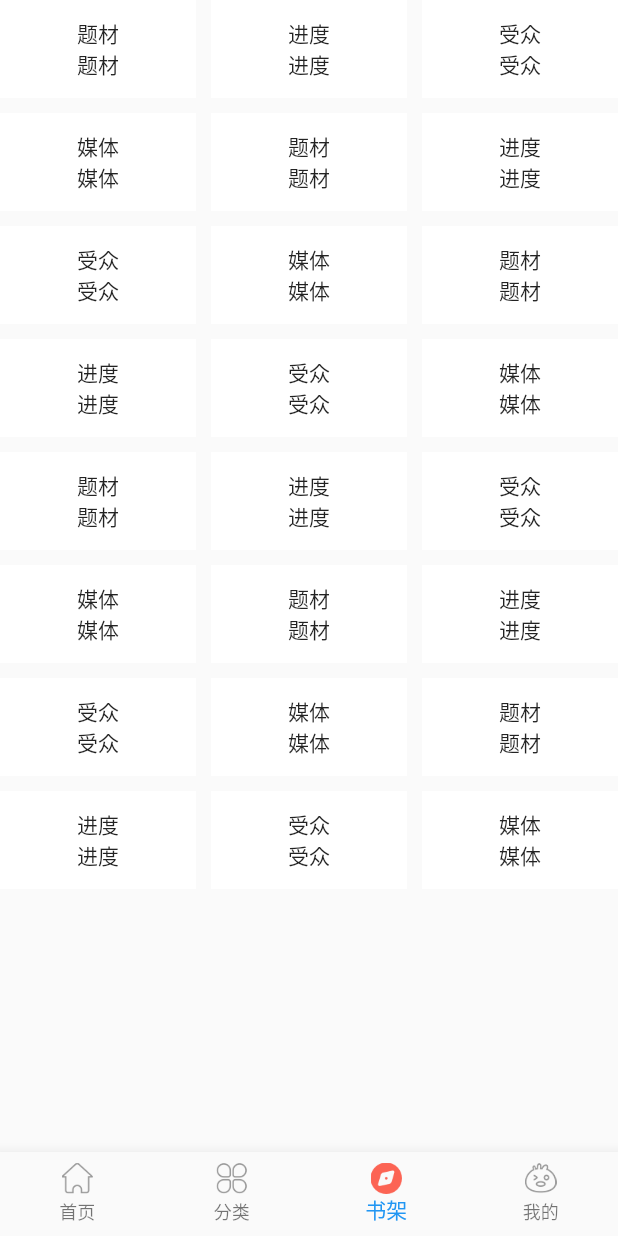
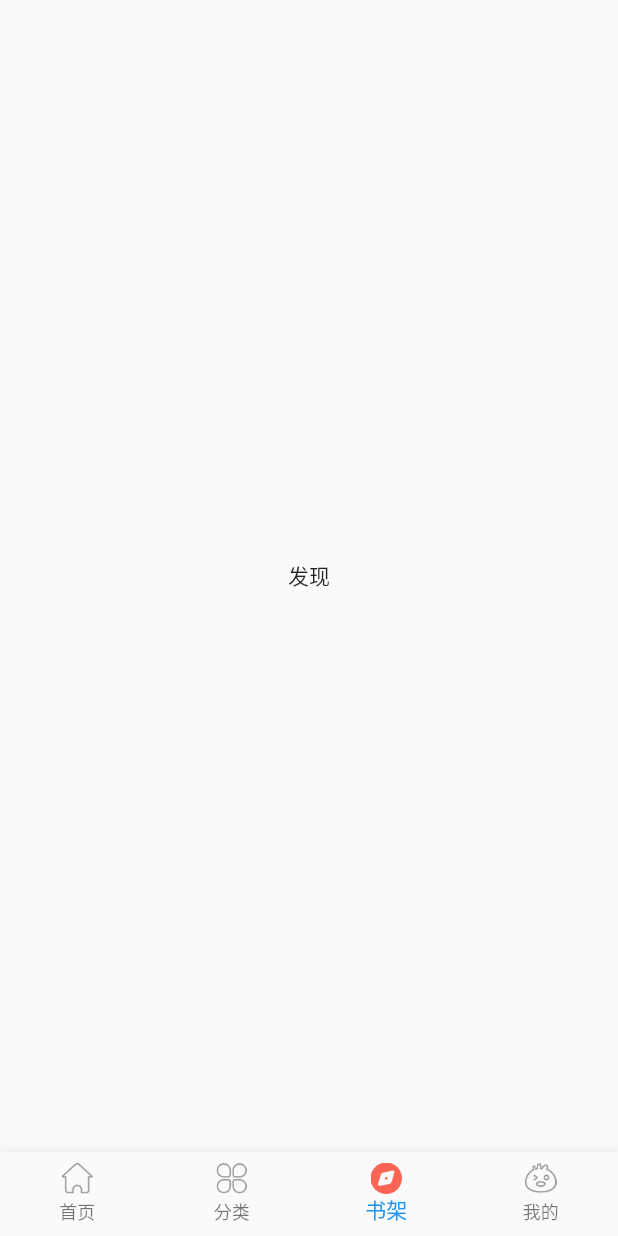
Before and after one commit to fishyuyu/flutter_self, a Flutter app: the screen it shows after launch, item 3 of the bottom bar chosen, on a phone screen of 412 x 824 dp. Run offline on Flutter 3.47's test engine with Material 2 defaults, Android fonts, the phone set to English and light mode, and no system bars; network calls fail.

Commit message:
fix bug 分类

```diff
--- a/lib/mian/find_page.dart
+++ b/lib/mian/find_page.dart
@@ -35,20 +35,20 @@ class _FindPageState extends State<_FindPage> {
   @override
   Widget build(BuildContext context) {
     return new Scaffold(
-//      body: new Center(
-//        child: new Text("发现"),
-//      ),
+      body: new Center(
+        child: new Text("发现"),
+      ),
 
 
-    body: GridView.builder(gridDelegate: new SliverGridDelegateWithFixedCrossAxisCount(
-        crossAxisCount: 3,
-        mainAxisSpacing: 10.0,
-        crossAxisSpacing: 10.0,
-        childAspectRatio: 2.0),
-        itemBuilder: (BuildContext context, int index) {
-          return new ListItemWidget(titles[index]);
-        },
-        itemCount: titles.length),
+//    body: GridView.builder(gridDelegate: new SliverGridDelegateWithFixedCrossAxisCount(
+//        crossAxisCount: 3,
+//        mainAxisSpacing: 10.0,
+//        crossAxisSpacing: 10.0,
+//        childAspectRatio: 2.0),
+//        itemBuilder: (BuildContext context, int index) {
+//          return new ListItemWidget(titles[index]);
+//        },
+//        itemCount: titles.length),
 
     );
   }
```
Also changed, not shown: lib/find/find_item.dart (+12 -5 lines).
